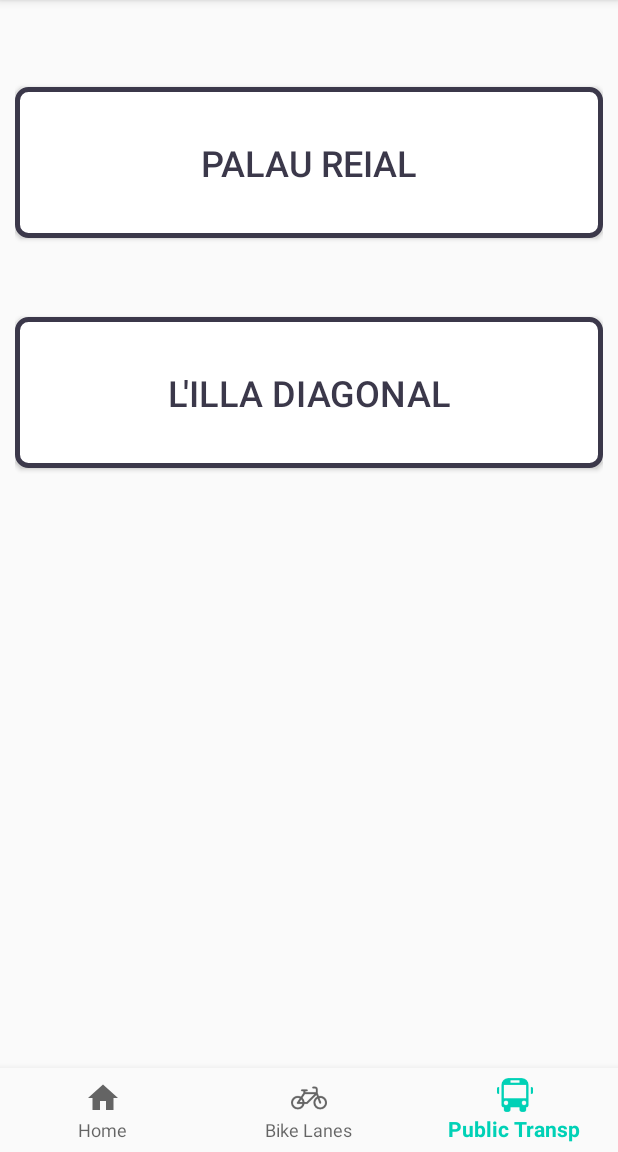
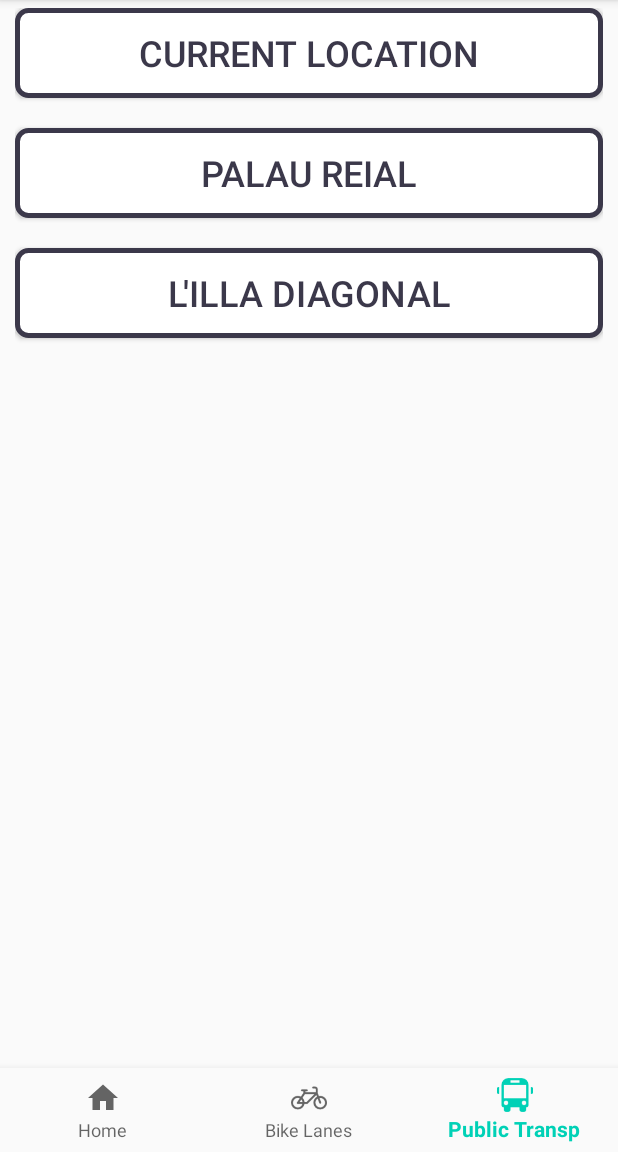
Before and after one commit to elorenteg/HackathonCarnet2018, an Android app: the fragment BikeLanesFragment placed in its activity, item 3 of the bottom bar chosen, on a phone screen of 412 x 824 dp, the part 84-1236 px from its top. Run offline under Robolectric (Android 15) with nearby library versions, the phone set to English and light mode, and no system bars; libraries missing offline, so code that uses them is left out: com.karumi.dexter, io.nlopez.smartlocation; 1 statement that could not run was skipped.

Commit message:
Adding queries to current location

```diff
--- a/android/app/src/main/java/com/bvisible/carnet/BikeLanesFragment.java
+++ b/android/app/src/main/java/com/bvisible/carnet/BikeLanesFragment.java
@@ -1,5 +1,6 @@
 package com.bvisible.carnet;
 
+import android.location.Location;
 import android.os.Bundle;
 import android.support.v4.app.Fragment;
 import android.util.Log;
@@ -24,6 +25,7 @@ public class BikeLanesFragment extends Fragment implements AsyncResponse {
     private View rootView;
     private Button buttonPalau;
     private Button buttonIlla;
+    private Button buttonCurrent;
     private LinearLayout linearLayout;
 
     private AsyncResponse asyncResponse;
@@ -44,12 +46,12 @@ public class BikeLanesFragment extends Fragment implements AsyncResponse {
         return rootView;
     }
 
-    public void updateInfo(double lat, double lng){
+    public void updateInfo(double lat, double lng) {
         ArrayList<BikeLane> bikelanes = NearSitesController.getInstance().getAsyncTaskBikes().getBikes();
         Point p = new Point(lat, lng);
 
-        if(((LinearLayout) linearLayout).getChildCount() > 0)
-            ((LinearLayout) linearLayout).removeAllViews();
+        if (linearLayout.getChildCount() > 0)
+            linearLayout.removeAllViews();
 
         ArrayList<String> lanes = new ArrayList<>();
         for (BikeLane bikelane : bikelanes) {
@@ -70,9 +72,10 @@ public class BikeLanesFragment extends Fragment implements AsyncResponse {
     }
 
     private void setUpElements() {
-        buttonPalau = (Button) rootView.findViewById(R.id.secondary_fragment_palau);
-        buttonIlla = (Button) rootView.findViewById(R.id.secondary_fragment_illa);
-        linearLayout = (LinearLayout) rootView.findViewById(R.id.secondary_fragment_linearlayout);
+        buttonCurrent = rootView.findViewById(R.id.secondary_fragment_current);
+        buttonPalau = rootView.findViewById(R.id.secondary_fragment_palau);
+        buttonIlla = rootView.findViewById(R.id.secondary_fragment_illa);
+        linearLayout = rootView.findViewById(R.id.secondary_fragment_linearlayout);
     }
 
     private void setUpListeners() {
@@ -84,6 +87,14 @@ public class BikeLanesFragment extends Fragment implements AsyncResponse {
         buttonIlla.setOnClickListener(new View.OnClickListener() {
             public void onClick(View v) {
                 NearSitesController.getInstance().queryBikesGraph(Constants.LAT_ILLA, Constants.LNG_ILLA, asyncResponse);
+            }
+        });
+        buttonCurrent.setOnClickListener(new View.OnClickListener() {
+            public void onClick(View v) {
+                if (((MainActivity) getActivity()).existsLastLocation()) {
+                    Location location = ((MainActivity) getActivity()).getLastLocation();
+                    NearSitesController.getInstance().queryBikesGraph(location.getLatitude(), location.getLongitude(), asyncResponse);
+                }
             }
         });
     }
--- a/android/app/src/main/java/com/bvisible/carnet/PublicTransportFragment.java
+++ b/android/app/src/main/java/com/bvisible/carnet/PublicTransportFragment.java
@@ -1,6 +1,6 @@
 package com.bvisible.carnet;
 
-import android.content.Context;
+import android.location.Location;
 import android.os.Bundle;
 import android.support.v4.app.Fragment;
 import android.util.Log;
@@ -13,13 +13,10 @@ import android.widget.LinearLayout;
 import android.widget.TextView;
 
 import com.bvisible.carnet.controllers.NearSitesController;
-import com.bvisible.carnet.models.BikeLane;
 import com.bvisible.carnet.models.RouteTime;
 import com.bvisible.carnet.models.StopNextRoutes;
 import com.bvisible.carnet.utils.Constants;
 import com.bvisible.carnet.utils.DateUtils;
-import com.bvisible.carnet.utils.Point;
-import com.bvisible.carnet.utils.PointUtils;
 
 import java.text.SimpleDateFormat;
 import java.util.ArrayList;
@@ -32,7 +29,8 @@ public class PublicTransportFragment extends Fragment implements AsyncResponse {
     private View rootView;
     private Button buttonPalau;
     private Button buttonIlla;
-    private LinearLayout linearLayout;
+    private Button buttonCurrent;
+    private LinearLayout dataLayout;
 
     private AsyncResponse asyncResponse;
 
@@ -52,17 +50,17 @@ public class PublicTransportFragment extends Fragment implements AsyncResponse {
         return rootView;
     }
 
-    public void updateInfo(double lat, double lng){
+    public void updateInfo(double lat, double lng) {
         ArrayList<StopNextRoutes> nextRoutes = NearSitesController.getInstance().getAsyncTaskTP().getNextRoutes(lat, lng);
 
-        if(((LinearLayout) linearLayout).getChildCount() > 0)
-            ((LinearLayout) linearLayout).removeAllViews();
+        if (dataLayout.getChildCount() > 0)
+            dataLayout.removeAllViews();
 
         for (StopNextRoutes stopNextRoutes : nextRoutes) {
             String text = stopNextRoutes.getStopname() + " - " + String.format("%.2f", stopNextRoutes.getDistance()) + " km";
 
             TextView textView = new TextView(getContext());
-            linearLayout.addView(textView);
+            dataLayout.addView(textView);
             textView.setText(text);
             textView.setTextSize(TypedValue.COMPLEX_UNIT_SP, 18);
 
@@ -78,7 +76,7 @@ public class PublicTransportFragment extends Fragment implements AsyncResponse {
                     SimpleDateFormat sdf = new SimpleDateFormat("HH:mm");
                     String text2 = "  " + routeTime.getName() + " " + sdf.format(routeTime.getDate());
                     TextView textView2 = new TextView(getContext());
-                    linearLayout.addView(textView2);
+                    dataLayout.addView(textView2);
                     textView2.setText(text2);
                     textView2.setTextSize(TypedValue.COMPLEX_UNIT_SP, 18);
                 }
@@ -87,9 +85,10 @@ public class PublicTransportFragment extends Fragment implements AsyncResponse {
     }
 
     private void setUpElements() {
-        buttonPalau = (Button) rootView.findViewById(R.id.third_fragment_palau);
-        buttonIlla = (Button) rootView.findViewById(R.id.third_fragment_illa);
-        linearLayout = (LinearLayout) rootView.findViewById(R.id.third_fragment_linearlayout);
+        buttonCurrent = rootView.findViewById(R.id.third_fragment_current);
+        buttonPalau = rootView.findViewById(R.id.third_fragment_palau);
+        buttonIlla = rootView.findViewById(R.id.third_fragment_illa);
+        dataLayout = rootView.findViewById(R.id.third_fragment_linearlayout);
     }
 
     private void setUpListeners() {
@@ -101,6 +100,14 @@ public class PublicTransportFragment extends Fragment implements AsyncResponse {
         buttonIlla.setOnClickListener(new View.OnClickListener() {
             public void onClick(View v) {
                 NearSitesController.getInstance().queryTPGraph(Constants.LAT_ILLA, Constants.LNG_ILLA, asyncResponse);
+            }
+        });
+        buttonCurrent.setOnClickListener(new View.OnClickListener() {
+            public void onClick(View v) {
+                if (((MainActivity) getActivity()).existsLastLocation()) {
+                    Location location = ((MainActivity) getActivity()).getLastLocation();
+                    NearSitesController.getInstance().queryTPGraph(location.getLatitude(), location.getLongitude(), asyncResponse);
+                }
             }
         });
     }
--- a/android/app/src/main/res/layout/main_fragment.xml
+++ b/android/app/src/main/res/layout/main_fragment.xml
@@ -1,7 +1,8 @@
 <?xml version="1.0" encoding="utf-8"?>
 <LinearLayout xmlns:android="http://schemas.android.com/apk/res/android"
     android:layout_width="match_parent"
-    android:layout_height="match_parent">
+    android:layout_height="match_parent"
+    android:layout_marginBottom="?attr/actionBarSize">
 
     <LinearLayout
         android:layout_width="match_parent"
@@ -56,6 +57,6 @@
 
         <LinearLayout
             android:layout_width="match_parent"
-            android:layout_height="80sp"/>
+            android:layout_height="80sp" />
     </LinearLayout>
 </LinearLayout>
--- a/android/app/src/main/res/layout/third_fragment.xml
+++ b/android/app/src/main/res/layout/third_fragment.xml
@@ -2,10 +2,11 @@
 <LinearLayout xmlns:android="http://schemas.android.com/apk/res/android"
     android:layout_width="match_parent"
     android:layout_height="fill_parent"
-    android:layout_marginBottom="5dp"
+    android:layout_marginBottom="?attr/actionBarSize"
     android:layout_marginLeft="10dp"
     android:layout_marginRight="10dp"
     android:layout_marginTop="5dp">
+
     <ScrollView
         android:layout_width="match_parent"
         android:layout_height="fill_parent"
@@ -16,17 +17,23 @@
             android:layout_height="fill_parent"
             android:orientation="vertical">
 
-            <LinearLayout
+            <Button
+                android:id="@+id/third_fragment_current"
                 android:layout_width="match_parent"
-                android:layout_height="wrap_content"
-                android:layout_weight="1"
-                android:orientation="vertical" />
+                android:layout_height="60dp"
+                android:layout_marginBottom="20dp"
+                android:background="@drawable/button_drawable"
+                android:paddingLeft="20dp"
+                android:paddingRight="20dp"
+                android:text="Current Location"
+                android:textColor="@color/colorPrimaryDark"
+                android:textSize="24sp" />
 
             <Button
                 android:id="@+id/third_fragment_palau"
                 android:layout_width="match_parent"
-                android:layout_height="wrap_content"
-                android:layout_weight="1"
+                android:layout_height="60dp"
+                android:layout_marginBottom="20dp"
                 android:background="@drawable/button_drawable"
                 android:paddingLeft="20dp"
                 android:paddingRight="20dp"
@@ -34,17 +41,11 @@
                 android:textColor="@color/colorPrimaryDark"
                 android:textSize="24sp" />
 
-            <LinearLayout
-                android:layout_width="match_parent"
-                android:layout_height="wrap_content"
-                android:layout_weight="1"
-                android:orientation="vertical" />
-
             <Button
                 android:id="@+id/third_fragment_illa"
                 android:layout_width="match_parent"
-                android:layout_height="wrap_content"
-                android:layout_weight="1"
+                android:layout_height="60dp"
+                android:layout_marginBottom="20dp"
                 android:background="@drawable/button_drawable"
                 android:paddingLeft="20dp"
                 android:paddingRight="20dp"
@@ -63,12 +64,7 @@
                 android:layout_width="match_parent"
                 android:layout_height="wrap_content"
                 android:layout_weight="6"
-                android:orientation="vertical">
-            </LinearLayout>
-
-            <LinearLayout
-                android:layout_width="match_parent"
-                android:layout_height="80sp"/>
+                android:orientation="vertical" />
         </LinearLayout>
     </ScrollView>
 </LinearLayout>
```
Also changed, not shown: android/app/src/main/res/layout/secondary_fragment.xml (+17 -20 lines).
